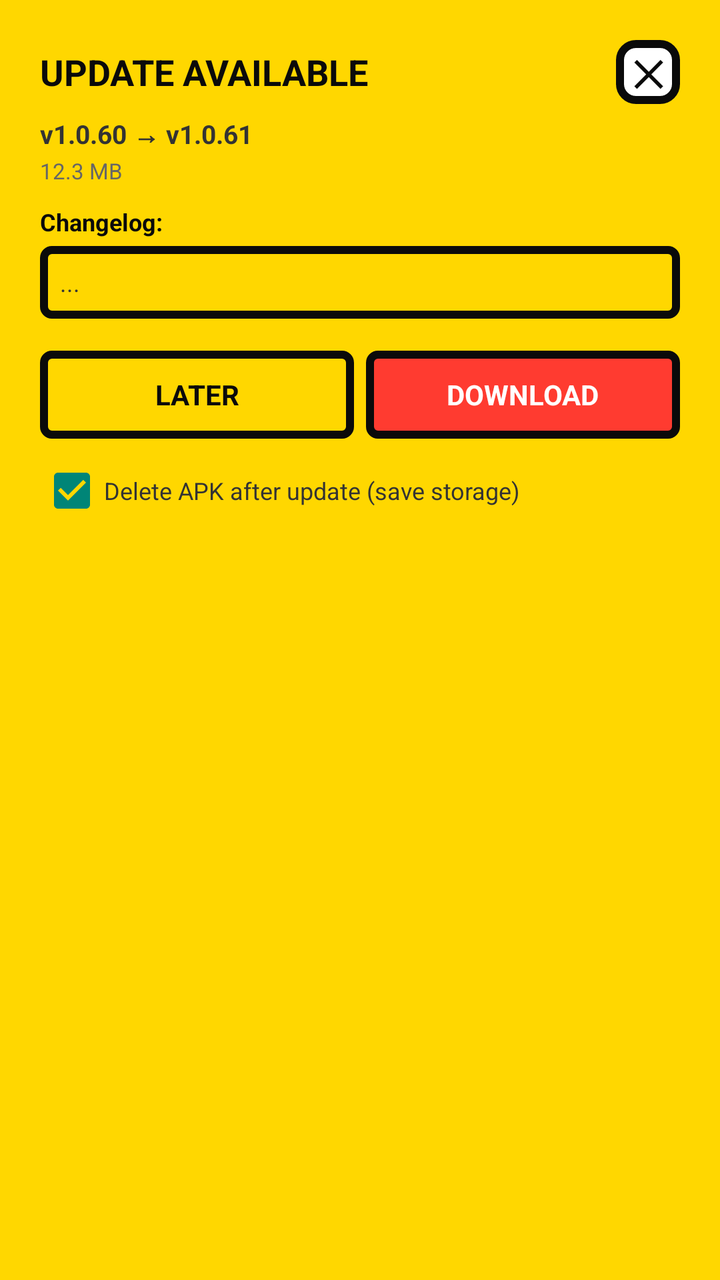
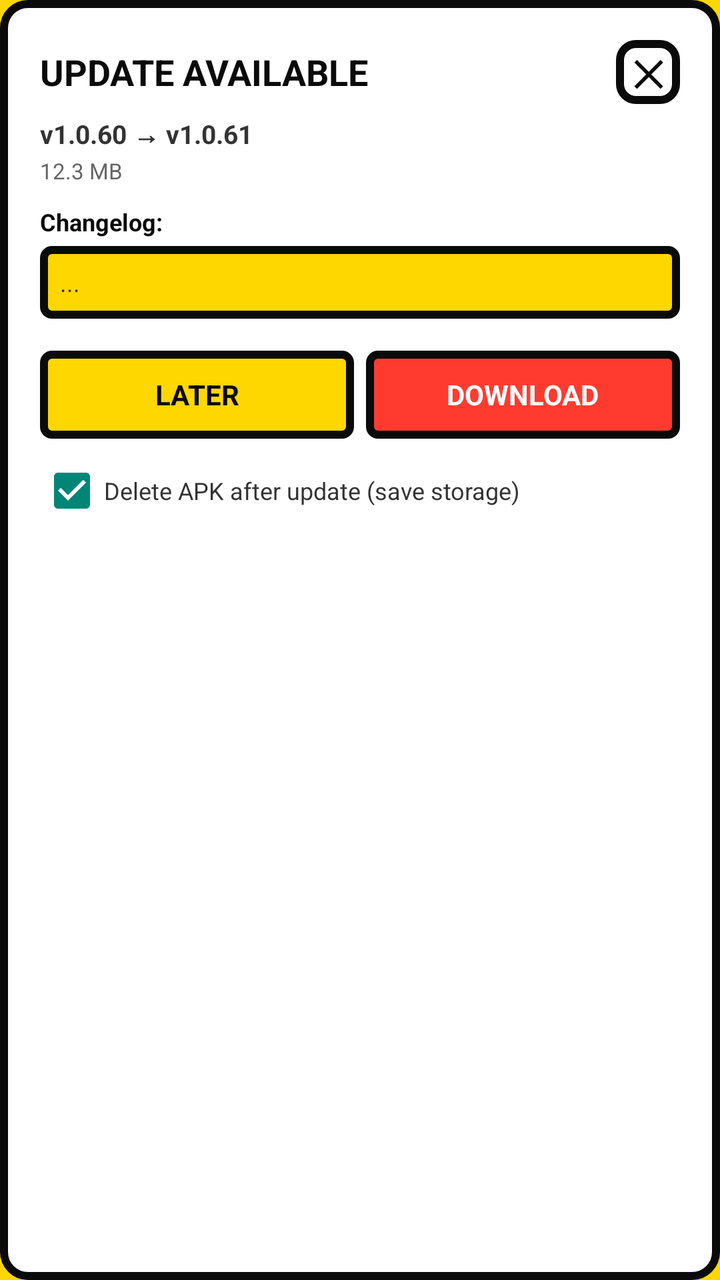

The first picture is an Android layout as it rendered before a commit; the second is the same layout after the commit. The layout source and the unified diff follow.
<!-- AndroidManifest.xml: application theme Theme.MyApplication -->
<!-- res/layout/dialog_update.xml -->
<?xml version="1.0" encoding="utf-8"?>
<LinearLayout xmlns:android="http://schemas.android.com/apk/res/android"
    android:layout_width="match_parent"
    android:layout_height="wrap_content"
    android:orientation="vertical"
    android:padding="20dp">

    <LinearLayout
        android:layout_width="match_parent"
        android:layout_height="wrap_content"
        android:orientation="horizontal"
        android:gravity="center_vertical">

        <TextView
            android:id="@+id/tvUpdateTitle"
            android:layout_width="0dp"
            android:layout_weight="1"
            android:layout_height="wrap_content"
            android:text="UPDATE AVAILABLE"
            android:textStyle="bold"
            android:textSize="18sp"
            android:textColor="#0A0A0A" />

        <TextView
            android:id="@+id/btnCloseUpdateX"
            android:layout_width="32dp"
            android:layout_height="32dp"
            android:text="✕"
            android:textSize="18sp"
            android:textStyle="bold"
            android:textColor="#0A0A0A"
            android:gravity="center"
            android:background="@drawable/bg_neo_button" />
    </LinearLayout>

    <TextView
        android:id="@+id/tvUpdateVersion"
        android:layout_width="match_parent"
        android:layout_height="wrap_content"
        android:text="v1.0.60 → v1.0.61"
        android:textSize="13sp"
        android:textStyle="bold"
        android:textColor="#333333"
        android:layout_marginTop="6dp" />

    <TextView
        android:id="@+id/tvUpdateSize"
        android:layout_width="match_parent"
        android:layout_height="wrap_content"
        android:text="12.3 MB"
        android:textSize="11sp"
        android:textColor="#666666"
        android:layout_marginTop="2dp" />

    <TextView
        android:id="@+id/tvChangelogLabel"
        android:layout_width="match_parent"
        android:layout_height="wrap_content"
        android:text="Changelog:"
        android:textStyle="bold"
        android:textSize="12sp"
        android:textColor="#0A0A0A"
        android:layout_marginTop="10dp" />

    <ScrollView
        android:layout_width="match_parent"
        android:layout_height="wrap_content"
        android:maxHeight="180dp"
        android:layout_marginTop="4dp"
        android:background="@drawable/bg_neo_spinner">

        <TextView
            android:id="@+id/tvChangelog"
            android:layout_width="match_parent"
            android:layout_height="wrap_content"
            android:padding="10dp"
            android:text="..."
            android:textSize="12sp"
            android:textColor="#333333" />
    </ScrollView>

    
    <LinearLayout
        android:id="@+id/layoutProgress"
        android:layout_width="match_parent"
        android:layout_height="wrap_content"
        android:orientation="vertical"
        android:visibility="gone"
        android:layout_marginTop="12dp">

        <TextView
            android:id="@+id/tvProgressLabel"
            android:layout_width="match_parent"
            android:layout_height="wrap_content"
            android:text="Downloading... 0%"
            android:textSize="12sp"
            android:textStyle="bold"
            android:textColor="#0A0A0A" />

        <FrameLayout
            android:id="@+id/progressContainer"
            android:layout_width="match_parent"
            android:layout_height="16dp"
            android:background="@drawable/bg_neo_progress_container"
            android:padding="2dp"
            android:layout_marginTop="6dp">

            <View
                android:id="@+id/progressFill"
                android:layout_width="0dp"
                android:layout_height="match_parent"
                android:background="@drawable/bg_neo_progress_fill" />
        </FrameLayout>

        <TextView
            android:id="@+id/tvProgressBytes"
            android:layout_width="match_parent"
            android:layout_height="wrap_content"
            android:text="0 / 0 MB"
            android:textSize="10sp"
            android:textColor="#666666"
            android:layout_marginTop="2dp" />

        <TextView
            android:id="@+id/tvDownloadPath"
            android:layout_width="match_parent"
            android:layout_height="wrap_content"
            android:text="Saved to: ..."
            android:textSize="10sp"
            android:textColor="#666666"
            android:singleLine="false"
            android:ellipsize="middle"
            android:layout_marginTop="6dp"
            android:visibility="gone" />
    </LinearLayout>

    
    <LinearLayout
        android:layout_width="match_parent"
        android:layout_height="wrap_content"
        android:orientation="horizontal"
        android:layout_marginTop="16dp">

        <TextView
            android:id="@+id/btnCancel"
            android:layout_width="0dp"
            android:layout_weight="1"
            android:layout_height="44dp"
            android:text="LATER"
            android:gravity="center"
            android:textStyle="bold"
            android:textColor="#0A0A0A"
            android:background="@drawable/bg_neo_spinner"
            android:layout_marginEnd="6dp" />

        <TextView
            android:id="@+id/btnDownload"
            android:layout_width="0dp"
            android:layout_weight="1"
            android:layout_height="44dp"
            android:text="DOWNLOAD"
            android:gravity="center"
            android:textStyle="bold"
            android:textColor="#FFFFFF"
            android:background="@drawable/bg_neo_toggle_on" />

        <TextView
            android:id="@+id/btnInstall"
            android:layout_width="0dp"
            android:layout_weight="1"
            android:layout_height="44dp"
            android:text="INSTALL"
            android:gravity="center"
            android:textStyle="bold"
            android:textColor="#FFFFFF"
            android:background="@drawable/bg_neo_toggle_on"
            android:visibility="gone" />

    </LinearLayout>

    <CheckBox
        android:id="@+id/cbDeleteAfterInstall"
        android:layout_width="match_parent"
        android:layout_height="wrap_content"
        android:text="Delete APK after update (save storage)"
        android:textSize="12sp"
        android:textColor="#333333"
        android:layout_marginTop="10dp"
        android:checked="true" />

    <TextView
        android:id="@+id/btnOpenFolder"
        android:layout_width="match_parent"
        android:layout_height="wrap_content"
        android:text="📁 Show file location — tap to copy path"
        android:textSize="11sp"
        android:textColor="#0066CC"
        android:padding="8dp"
        android:visibility="gone"
        android:gravity="center" />

</LinearLayout>
<!-- resources referenced by this layout -->
<resources>
  <!-- drawable bg_neo_button (drawable) -->
  <?xml version="1.0" encoding="utf-8"?>
  <shape xmlns:android="http://schemas.android.com/apk/res/android" android:shape="rectangle">
      <solid android:color="@color/neo_white"/>
      <stroke android:width="4dp" android:color="@color/neo_black"/>
      <corners android:radius="8dp"/>
  </shape>
  <!-- drawable bg_neo_progress_container (drawable) -->
  <?xml version="1.0" encoding="utf-8"?>
  <shape xmlns:android="http://schemas.android.com/apk/res/android" android:shape="rectangle">
      <solid android:color="@color/neo_white"/>
      <stroke android:width="4dp" android:color="@color/neo_black"/>
      <corners android:radius="4dp"/>
  </shape>
  <!-- drawable bg_neo_progress_fill (drawable) -->
  <?xml version="1.0" encoding="utf-8"?>
  <shape xmlns:android="http://schemas.android.com/apk/res/android" android:shape="rectangle">
      <solid android:color="@color/neo_yellow"/>
      <corners android:radius="0dp"/>
  </shape>
  <!-- drawable bg_neo_spinner (drawable) -->
  <?xml version="1.0" encoding="utf-8"?>
  <shape xmlns:android="http://schemas.android.com/apk/res/android">
      <solid android:color="@color/neo_yellow" />
      <stroke android:width="4dp" android:color="@color/neo_black" />
      <corners android:radius="4dp" />
  </shape>
  <!-- drawable bg_neo_toggle_on (drawable) -->
  <?xml version="1.0" encoding="utf-8"?>
  <shape xmlns:android="http://schemas.android.com/apk/res/android">
      <solid android:color="@color/neo_red" />
      <stroke android:width="4dp" android:color="@color/neo_black" />
      <corners android:radius="4dp" />
  </shape>
  <style name="Theme.MyApplication" parent="Theme.AppCompat.Light.NoActionBar">
          <item name="android:statusBarColor">@color/neo_yellow</item>
          <item name="android:windowBackground">@color/neo_yellow</item>
          <item name="android:navigationBarColor">@color/neo_black</item>
      </style>
  <color name="neo_white">#FFFFFF</color>
  <color name="neo_black">#0A0A0A</color>
  <color name="neo_yellow">#FFD700</color>
  <color name="neo_red">#FF3B30</color>
</resources>

<!-- the commit's change to res/layout/dialog_update.xml (unified diff, before → after) -->
@@ -3,6 +3,7 @@
     android:layout_width="match_parent"
     android:layout_height="wrap_content"
     android:orientation="vertical"
+    android:background="@drawable/bg_neo_card"
     android:padding="20dp">
 
     <LinearLayout
<!-- resource entries referenced after the edit -->
@@ -6,6 +6,13 @@
       <solid android:color="@color/neo_white"/>
       <stroke android:width="4dp" android:color="@color/neo_black"/>
       <corners android:radius="8dp"/>
+  </shape>
+  <!-- drawable bg_neo_card (drawable) -->
+  <?xml version="1.0" encoding="utf-8"?>
+  <shape xmlns:android="http://schemas.android.com/apk/res/android" android:shape="rectangle">
+      <solid android:color="@color/neo_white"/>
+      <stroke android:width="4dp" android:color="@color/neo_black"/>
+      <corners android:radius="12dp"/>
   </shape>
   <!-- drawable bg_neo_progress_container (drawable) -->
   <?xml version="1.0" encoding="utf-8"?>
